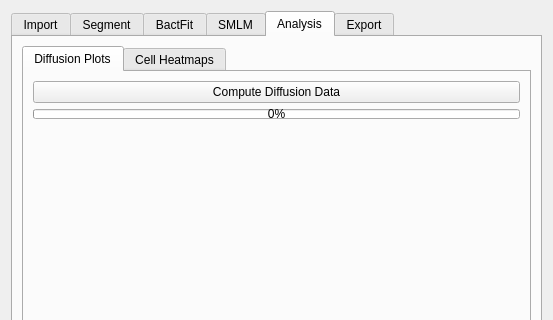
Before: the Qt Designer form src/moltrack/GUI/widget_ui.ui in piedrro/napari-moltrack, drawn with Qt 5; both pictures show x 0 to 553 and y 0 to 320 of the 553 by 684 pixel window.
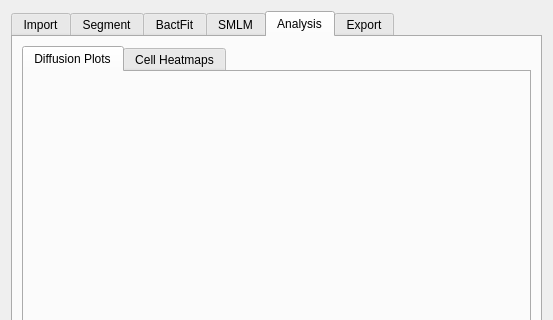
After: the same form once the commit is applied. The open tabs and pages were chosen to show the change.

Commit message: adding tracking stats during track finding, cleaned up diffusion code

Patch:
```diff
--- a/src/moltrack/GUI/widget_ui.ui
+++ b/src/moltrack/GUI/widget_ui.ui
@@ -2331,26 +2331,6 @@
            <string>Diffusion Plots</string>
           </attribute>
           <layout class="QVBoxLayout" name="verticalLayout_10">
-           <item>
-            <widget class="QPushButton" name="compute_adc">
-             <property name="text">
-              <string>Compute Diffusion Data</string>
-             </property>
-            </widget>
-           </item>
-           <item>
-            <widget class="QProgressBar" name="adc_progressbar">
-             <property name="maximumSize">
-              <size>
-               <width>16777215</width>
-               <height>10</height>
-              </size>
-             </property>
-             <property name="value">
-              <number>0</number>
-             </property>
-            </widget>
-           </item>
            <item>
             <widget class="QWidget" name="adc_graph_container" native="true">
              <property name="sizePolicy">
```
Left out of the diff: 13 changed lines with no effect on the pictures. The commit also changes 6 other files.
